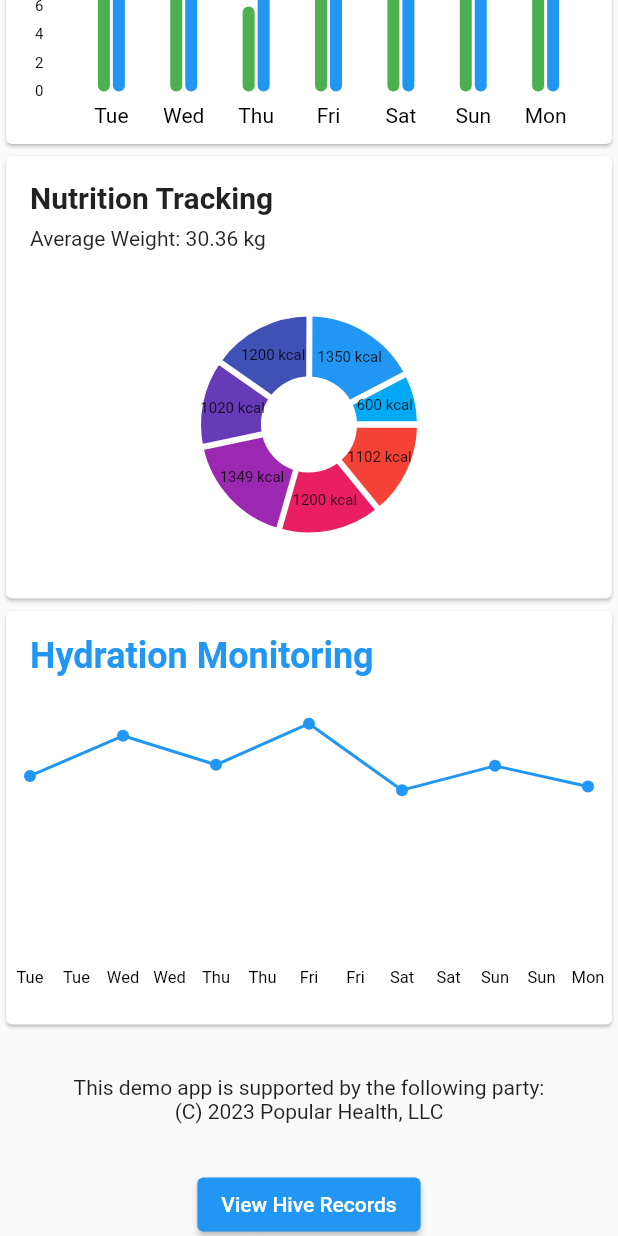
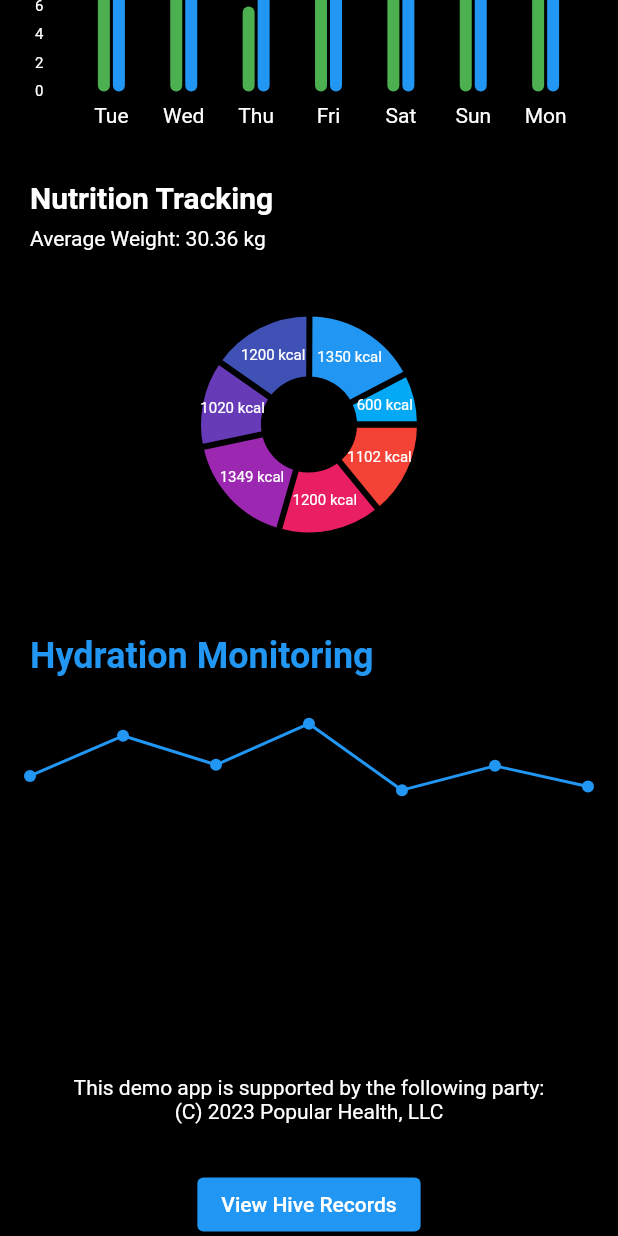
Before and after one commit to EimerQiu/PetHealthWithPedo, a Flutter app: the screen it shows after launch, scrolled down 1152 dp, on a phone screen of 412 x 824 dp. Run offline on Flutter 3.47's test engine with Material 2 defaults, Android fonts, the phone set to English and light mode, and no system bars; drawn by our look-alikes of fl_chart; our stand-ins replace hive, hive_flutter, syncfusion_flutter_charts, tuple; missing offline and left inert: matrix2d, trasense; accounts and stored records are empty.

Commit message:
background and text color

```diff
--- a/lib/main.dart
+++ b/lib/main.dart
@@ -325,8 +325,7 @@ class _MyAppState extends State<MyApp> {
 
     String accDataString = stringSteps();
     // int steps = await countPetSteps(accDataString);
-    int steps = await countStepsMain(
-        accDataString,
+    int steps = await countStepsMain(accDataString,
         stdDevMultiplierAxes: _stdDevMultiplierAxes,
         stdDevMultiplierMagnitude: _stdDevMultiplierMagnitude,
         minInterval: _minInterval,
@@ -393,8 +392,7 @@ class _MyAppState extends State<MyApp> {
 
       String accDataString = stringSteps();
       // int steps = await countPetSteps(accDataString);
-      int steps = await countStepsMain(
-          accDataString,
+      int steps = await countStepsMain(accDataString,
           stdDevMultiplierAxes: _stdDevMultiplierAxes,
           stdDevMultiplierMagnitude: _stdDevMultiplierMagnitude,
           minInterval: _minInterval,
@@ -609,6 +607,8 @@ class _MyAppState extends State<MyApp> {
       title: 'PetHealth Pro',
       theme: ThemeData(
         primarySwatch: Colors.blue,
+        scaffoldBackgroundColor: Colors.black,
+        textTheme: ThemeData.dark().textTheme,
       ),
       home: SafeArea(
         child: Scaffold(
@@ -630,6 +630,7 @@ class _MyAppState extends State<MyApp> {
                   ExerciseGoalsCard(
                       todayTotalSteps: _todayTotalSteps, goalSteps: 3000),
                   Card(
+                    color: Color.fromRGBO(0, 0, 0, 0),
                     margin: EdgeInsets.all(5.0),
                     child: Padding(
                       padding: EdgeInsets.all(5.0),
--- a/lib/widgets/activity_history_card.dart
+++ b/lib/widgets/activity_history_card.dart
@@ -31,6 +31,7 @@ class ActivityHistoryCard extends StatelessWidget {
   @override
   Widget build(BuildContext context) {
     return Card(
+      color: Color.fromRGBO(0, 0, 0, 0),
       child: Padding(
         padding: const EdgeInsets.all(5.0),
         child: Column(
@@ -54,7 +55,7 @@ class ActivityHistoryCard extends StatelessWidget {
                       showTitles: true,
                       getTextStyles: (BuildContext context, double value) =>
                           const TextStyle(
-                        color: Colors.black,
+                        color: Colors.white, // Change text color to white,
                         fontSize: 14,
                       ),
                       getTitles: (value) {
@@ -89,7 +90,7 @@ class ActivityHistoryCard extends StatelessWidget {
                       showTitles: true,
                       getTextStyles: (BuildContext context, double value) =>
                           const TextStyle(
-                        color: Colors.black,
+                        color: Colors.white, // Change text color to white
                         fontSize: 10,
                       ),
                       interval: 2,
--- a/lib/widgets/exercise_goals_card.dart
+++ b/lib/widgets/exercise_goals_card.dart
@@ -14,6 +14,7 @@ class ExerciseGoalsCard extends StatelessWidget {
     final double progressPercentage = (todayTotalSteps / goalSteps) * 100;
 
     return Card(
+      color: Color.fromRGBO(0, 0, 0, 0),
       child: Padding(
         padding: const EdgeInsets.all(16.0),
         child: Column(
--- a/lib/widgets/hydration_monitoring_card.dart
+++ b/lib/widgets/hydration_monitoring_card.dart
@@ -10,6 +10,7 @@ class HydrationMonitoringCard extends StatelessWidget {
   @override
   Widget build(BuildContext context) {
     return Card(
+      color: Color.fromRGBO(0, 0, 0, 0),
       child: Padding(
         padding: const EdgeInsets.all(16.0),
         child: Column(
--- a/lib/widgets/nutrition_tracking_card.dart
+++ b/lib/widgets/nutrition_tracking_card.dart
@@ -32,6 +32,7 @@ class NutritionTrackingCard extends StatelessWidget {
   @override
   Widget build(BuildContext context) {
     return Card(
+      color: Color.fromRGBO(0, 0, 0, 0),
       child: Padding(
         padding: const EdgeInsets.all(16.0),
         child: Column(
--- a/lib/widgets/pet_info_card.dart
+++ b/lib/widgets/pet_info_card.dart
@@ -8,6 +8,7 @@ class PetInfoCard extends StatelessWidget {
 
   Widget build(BuildContext context) {
     return Card(
+      color: Color.fromRGBO(0, 0, 0, 0),
       child: Padding(
         padding: const EdgeInsets.all(16.0),
         child: Row(
```
Lines whose indentation alone changed are shown as unchanged.
